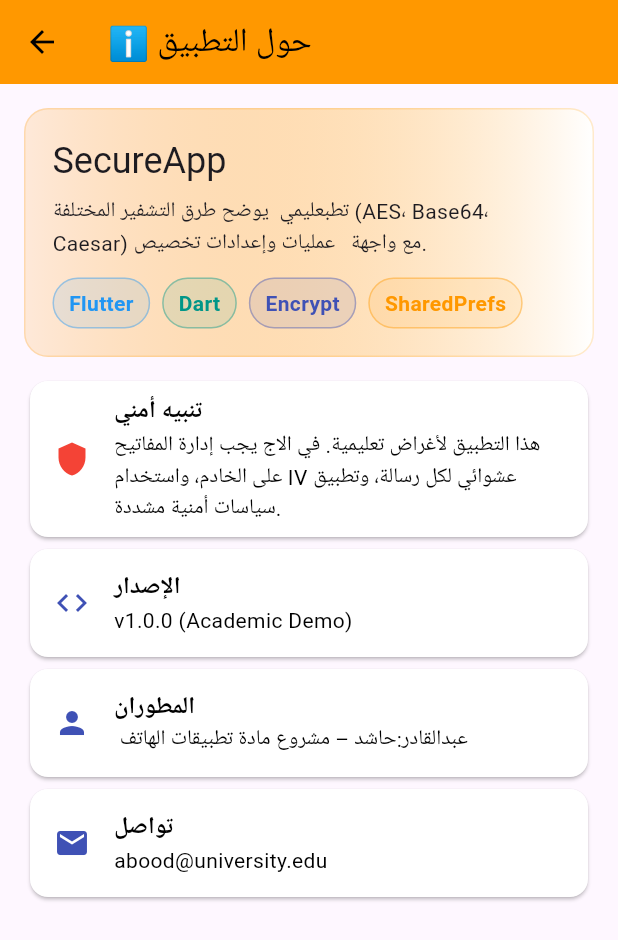
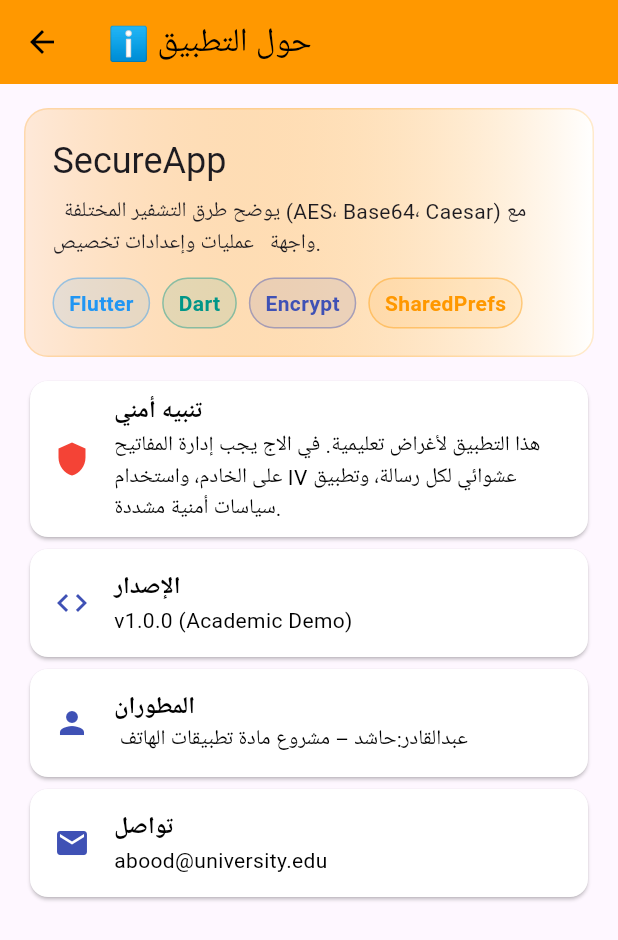
Before and after one commit to hashedalmaswi/my-project, a Flutter app: the screen it shows after launch, after a tap on "حول التطبيق", on a phone screen of 412 x 824 dp. Shown: the top 940 px of the screen. Run offline on Flutter 3.47's test engine with Material 3 defaults, Android fonts, the phone set to English and light mode, and no system bars; our stand-ins replace shared_preferences; missing offline and left inert: encrypt.

```diff
--- a/lib/about_page.dart
+++ b/lib/about_page.dart
@@ -50,7 +50,7 @@ class AboutPage extends StatelessWidget {
                 Text('SecureApp', style: Theme.of(context).textTheme.headlineSmall),
                 const SizedBox(height: 8),
                 const Text(
-                  'تطبعليمي  يوضح طرق التشفير المختلفة (AES، Base64، Caesar) '
+                  '  يوضح طرق التشفير المختلفة (AES، Base64، Caesar) '
                       'مع واجهة   عمليات وإعدادات تخصيص.',
                 ),
                 const SizedBox(height: 12),
```
